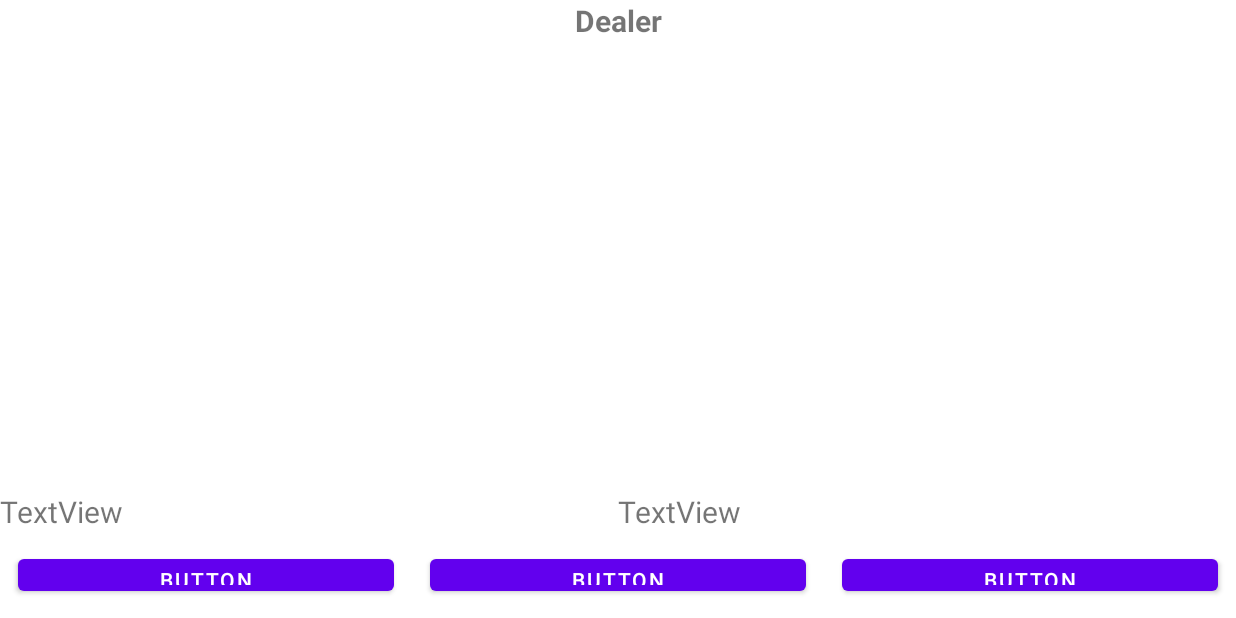
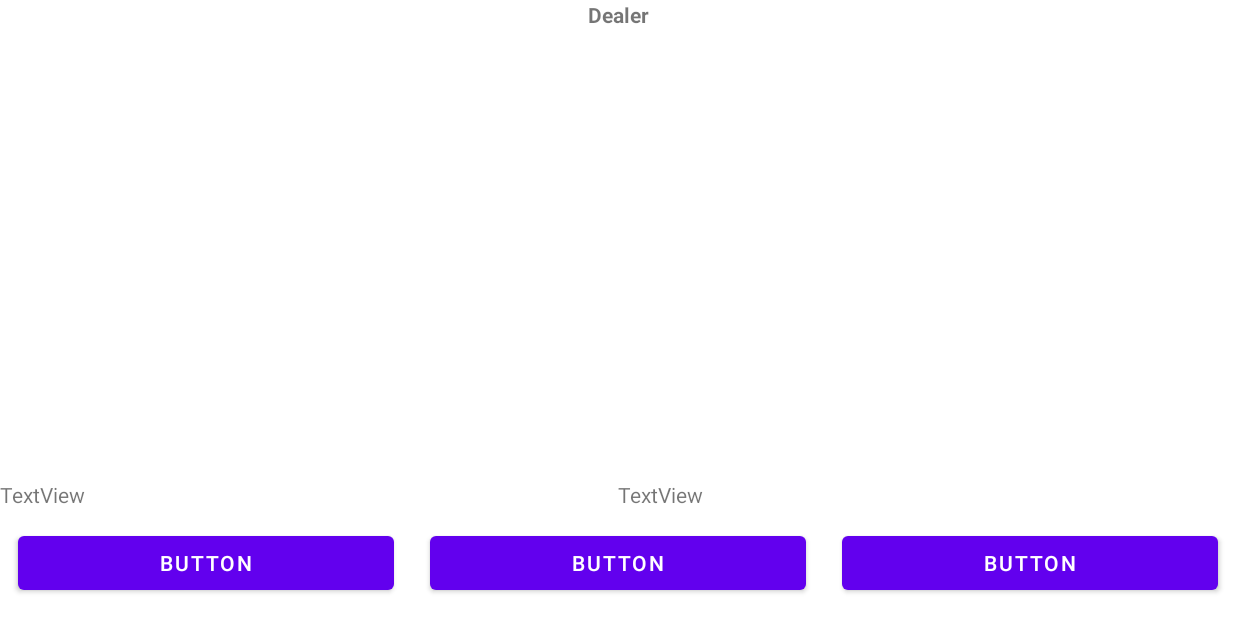
Before and after one commit to YiWeiShen/Group2_Blackjack, an Android app: the GameActivity screen opened directly, with no data from a screen before it, on a phone screen of 824 x 412 dp (held sideways). Run offline under Robolectric (Android 15) with nearby library versions, the phone set to English and light mode, and no system bars.

Commit message:
game play layout percentage

```diff
--- a/app/src/main/res/layout/activity_game.xml
+++ b/app/src/main/res/layout/activity_game.xml
@@ -10,7 +10,7 @@
     <LinearLayout
         android:layout_width="match_parent"
         android:layout_height="wrap_content"
-        app:layout_heightPercent="10%"
+        android:layout_weight="1"
         android:orientation="horizontal">
 
         <TextView
@@ -20,14 +20,14 @@
             android:layout_weight="1"
             android:gravity="center"
             android:text="Dealer"
-            android:textSize="20sp"
+            android:textSize="14sp"
             android:textStyle="bold" />
     </LinearLayout>
 
     <LinearLayout
         android:layout_width="match_parent"
         android:layout_height="150dp"
-        app:layout_heightPercent="35%"
+        android:layout_weight="2"
         android:orientation="horizontal">
 
         <ImageView
@@ -70,7 +70,7 @@
     <LinearLayout
         android:layout_width="match_parent"
         android:layout_height="150dp"
-        app:layout_heightPercent="35%"
+        android:layout_weight="2"
         android:orientation="horizontal">
 
         <ImageView
@@ -112,13 +112,12 @@
     <LinearLayout
         android:layout_width="match_parent"
         android:layout_height="wrap_content"
-        app:layout_heightPercent="20%"
+        android:layout_weight="1"
         android:orientation="vertical">
 
         <LinearLayout
             android:layout_width="match_parent"
             android:layout_height="wrap_content"
-            app:layout_heightPercent="50%"
             android:orientation="horizontal">
 
             <TextView
@@ -127,7 +126,7 @@
                 android:layout_height="wrap_content"
                 android:layout_weight="1"
                 android:text="TextView"
-                android:textSize="20sp" />
+                android:textSize="14sp" />
 
             <TextView
                 android:id="@+id/balance_ingame"
@@ -135,13 +134,12 @@
                 android:layout_height="wrap_content"
                 android:layout_weight="1"
                 android:text="TextView"
-                android:textSize="20sp" />
+                android:textSize="14sp" />
         </LinearLayout>
 
         <LinearLayout
             android:layout_width="match_parent"
             android:layout_height="wrap_content"
-            app:layout_heightPercent="50%"
             android:orientation="horizontal">
 
             <Button
```
